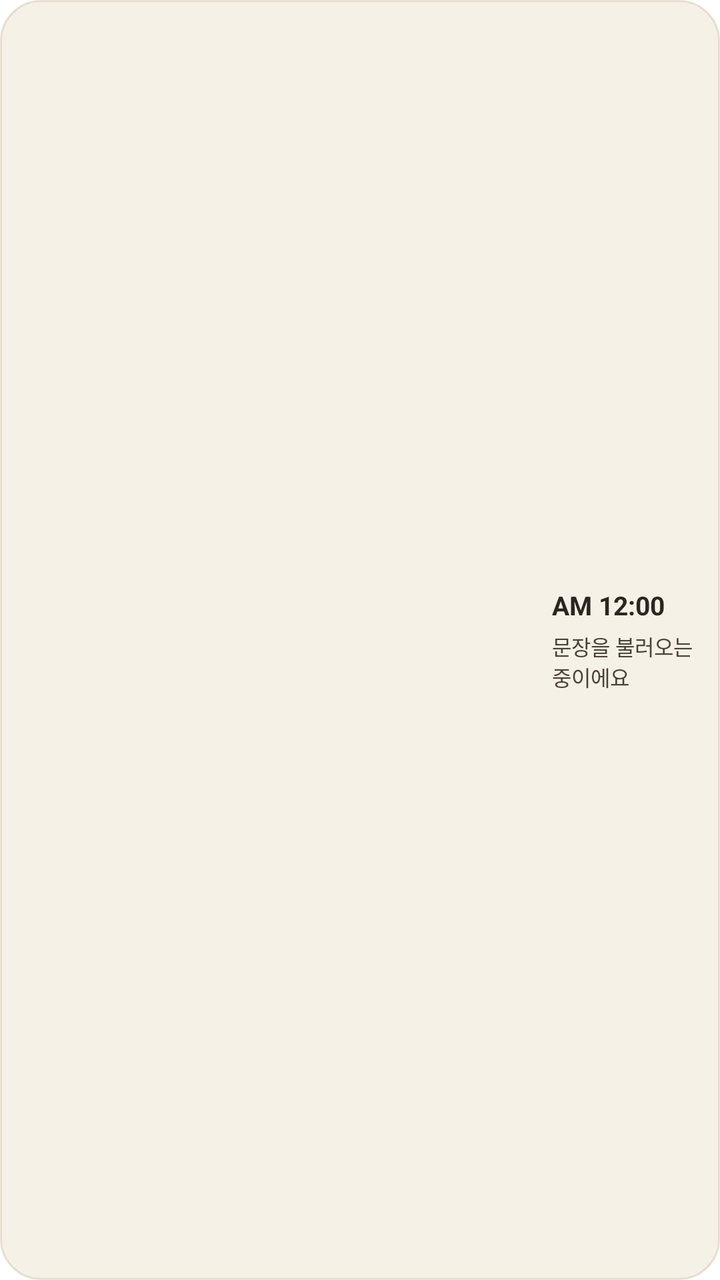
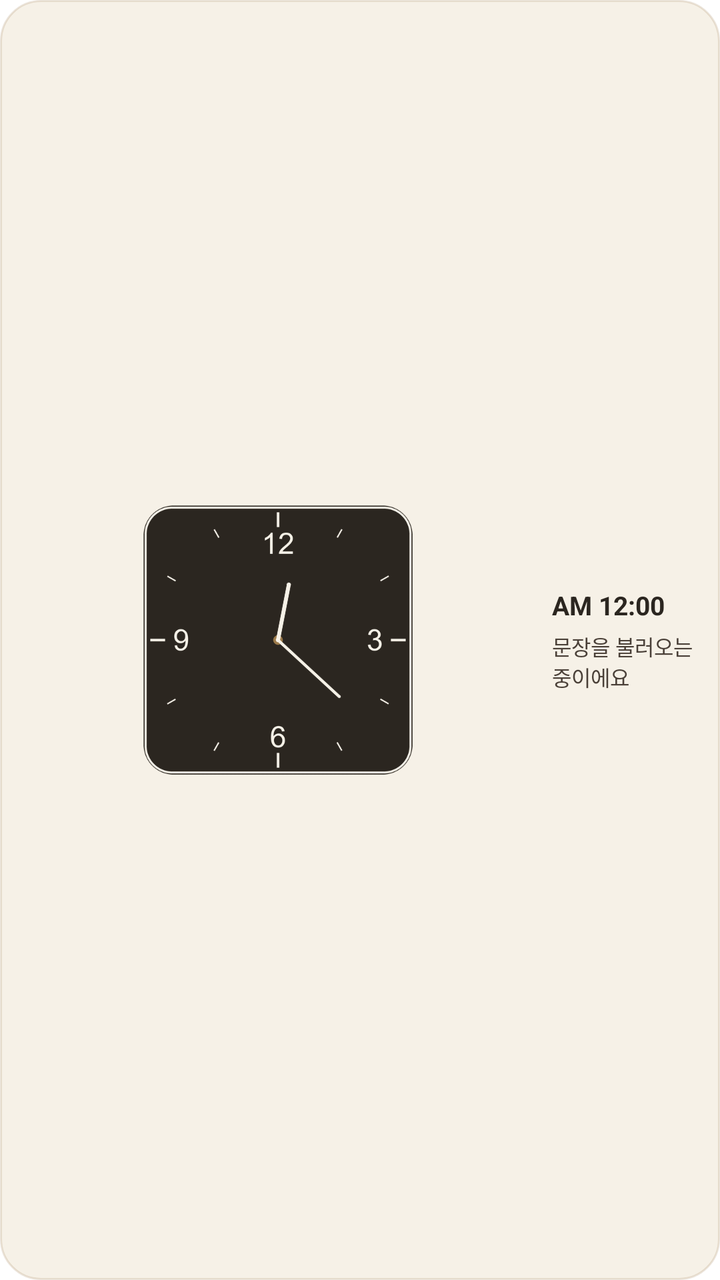

Screens rendered from an Android XML layout before and after an edit, with the pre-edit source and the edit as a unified diff.
<!-- AndroidManifest.xml: fallback theme Theme.MaterialComponents.DayNight.NoActionBar -->
<!-- res/layout/widget_medium.xml -->
<?xml version="1.0" encoding="utf-8"?>
<LinearLayout xmlns:android="http://schemas.android.com/apk/res/android"
    android:id="@+id/widget_root"
    android:layout_width="match_parent"
    android:layout_height="match_parent"
    android:orientation="horizontal"
    android:gravity="center_vertical"
    android:background="@drawable/widget_background"
    android:padding="12dp">

    
    <ImageView
        android:id="@+id/widget_clock_image"
        android:layout_width="0dp"
        android:layout_height="match_parent"
        android:layout_weight="1"
        android:scaleType="fitCenter"
        android:contentDescription="@null" />

    <LinearLayout
        android:layout_width="72dp"
        android:layout_height="match_parent"
        android:layout_marginStart="10dp"
        android:orientation="vertical"
        android:gravity="center_vertical">

        <TextClock
            android:id="@+id/widget_clock_text"
            android:layout_width="wrap_content"
            android:layout_height="wrap_content"
            android:format12Hour="a h:mm"
            android:format24Hour="a h:mm"
            android:textSize="13sp"
            android:textStyle="bold"
            android:textColor="#2B2620" />

        <TextView
            android:id="@+id/widget_quote"
            android:layout_width="match_parent"
            android:layout_height="wrap_content"
            android:layout_marginTop="4dp"
            android:text="문장을 불러오는 중이에요"
            android:textSize="10.5sp"
            android:textColor="#4A4038"
            android:maxLines="3"
            android:ellipsize="end" />

    </LinearLayout>

</LinearLayout>
<!-- resources referenced by this layout -->
<resources>
  <!-- drawable widget_background (drawable) -->
  <?xml version="1.0" encoding="utf-8"?>
  <shape xmlns:android="http://schemas.android.com/apk/res/android">
      <solid android:color="#F6F1E7" />
      <stroke android:width="1dp" android:color="#339C7A4A" />
      <corners android:radius="20dp" />
  </shape>
</resources>

<!-- the commit's change to res/layout/widget_medium.xml (unified diff, before → after) -->
@@ -9,13 +9,14 @@
     android:padding="12dp">
 
     
-    <ImageView
-        android:id="@+id/widget_clock_image"
+    <AnalogClock
+        android:id="@+id/widget_clock_analog"
         android:layout_width="0dp"
         android:layout_height="match_parent"
         android:layout_weight="1"
-        android:scaleType="fitCenter"
-        android:contentDescription="@null" />
+        android:dial="@drawable/widget_clock_dial"
+        android:hand_hour="@drawable/widget_clock_hand_hour"
+        android:hand_minute="@drawable/widget_clock_hand_minute" />
 
     <LinearLayout
         android:layout_width="72dp"
<!-- resource entries referenced after the edit -->
@@ -7,5 +7,8 @@
       <stroke android:width="1dp" android:color="#339C7A4A" />
       <corners android:radius="20dp" />
   </shape>
+  <!-- drawable widget_clock_dial: png bitmap (drawable-xxxhdpi, 32332 bytes) -->
+  <!-- drawable widget_clock_hand_hour: png bitmap (drawable-xxxhdpi, 2447 bytes) -->
+  <!-- drawable widget_clock_hand_minute: png bitmap (drawable-xxxhdpi, 2420 bytes) -->
 </resources>
 
